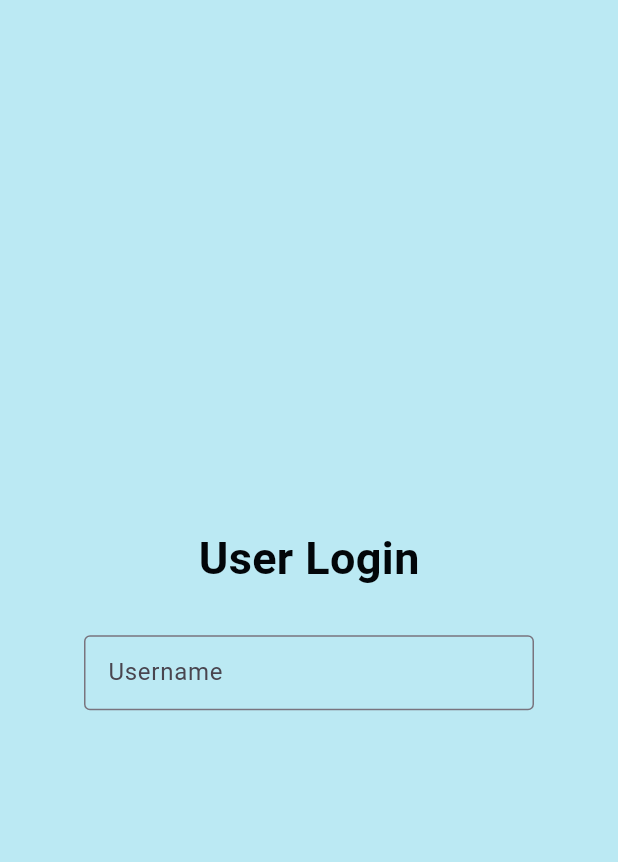
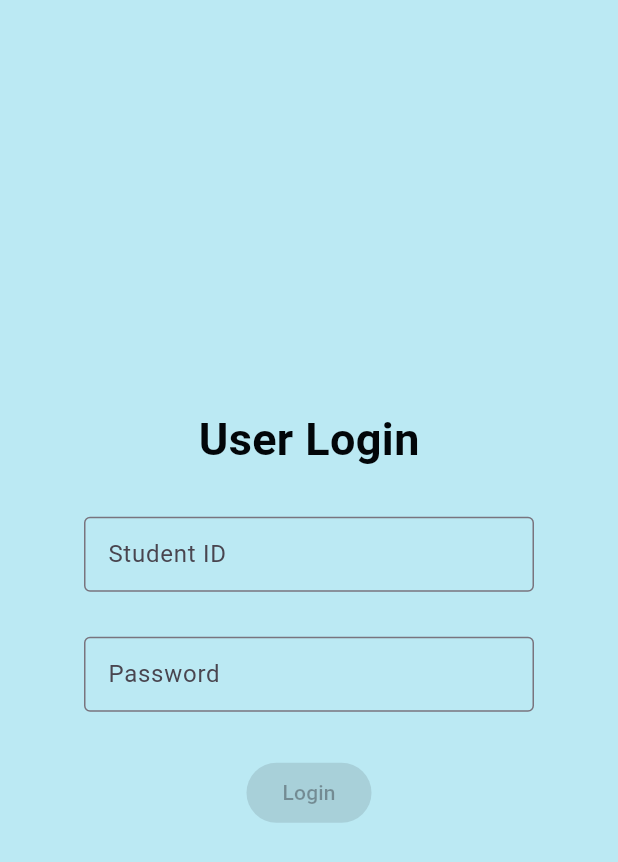
Before and after one commit to tinger529/MQ_points, a Flutter app: the screen it shows after launch, on a phone screen of 412 x 824 dp. Shown: the top 862 px of the screen. Run offline on Flutter 3.47's test engine with Material 3 defaults, Android fonts, the phone set to English and light mode, and no system bars; Roboto replaces fonts that are missing (Italic).

Commit message:
add text boxes to the login page

```diff
--- a/lib/mq_point.dart
+++ b/lib/mq_point.dart
@@ -25,16 +25,31 @@ class MQpoint extends StatelessWidget {
                   ),
                 ),
                 SizedBox(height: 30),
-                // add a box
                 SizedBox(
                   width: 300,
                   height: 50,
                   child: TextField(
                     decoration: InputDecoration(
                       border: OutlineInputBorder(),
-                      labelText: 'Username',
+                      labelText: 'Student ID',
                     ),
                   ),
+                ),
+                SizedBox(height: 30),
+                SizedBox(
+                  width: 300,
+                  height: 50,
+                  child: TextField(
+                    decoration: InputDecoration(
+                      border: OutlineInputBorder(),
+                      labelText: 'Password',
+                    ),
+                  ),
+                ),
+                SizedBox(height: 30),
+                ElevatedButton(
+                  onPressed: null,
+                  child: Text('Login'),
                 ),
               ]
               )
```
